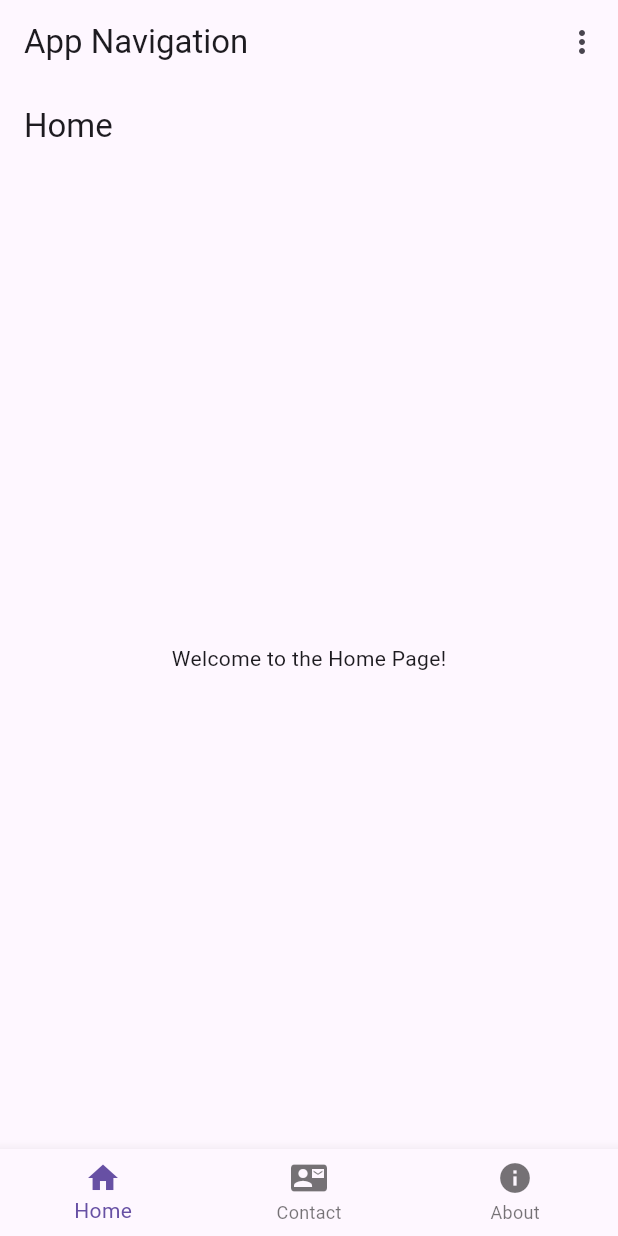
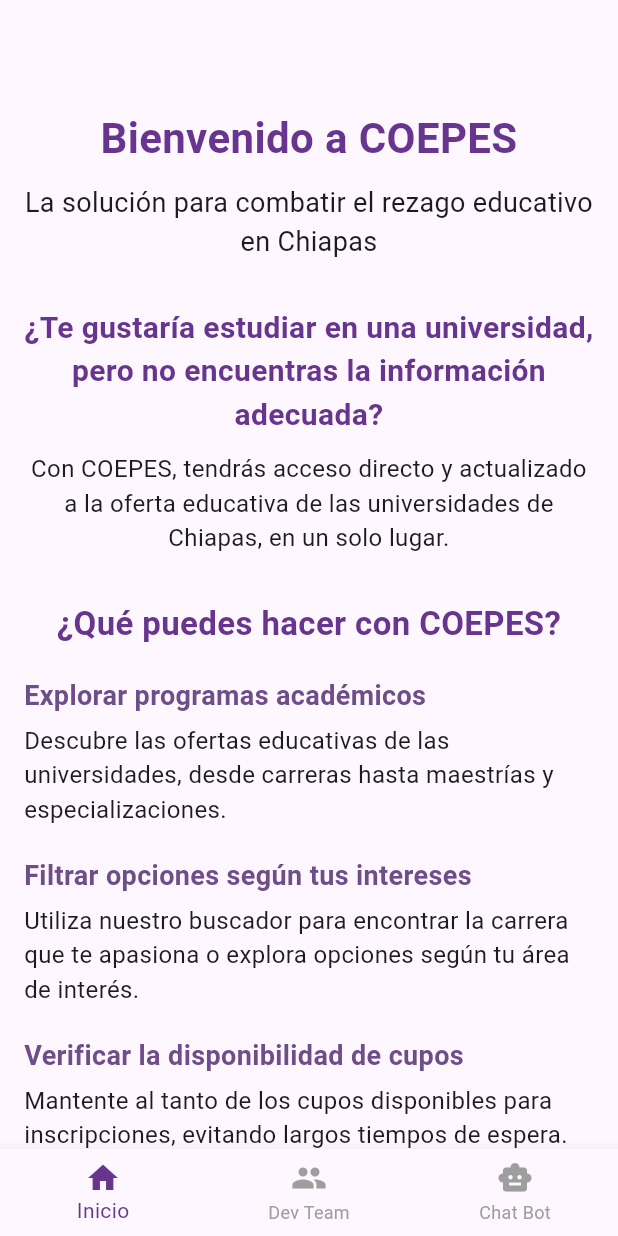
Before and after one commit to Darioantonio20/AppMovilCOEPES, a Flutter app: the screen it shows after launch, on a phone screen of 412 x 824 dp. Run offline on Flutter 3.47's test engine with Material 3 defaults, Android fonts, the light colour scheme and no system bars.

Commit message:
[ADD] style and skull 2 for the proyect

```diff
--- a/lib/main.dart
+++ b/lib/main.dart
@@ -1,7 +1,8 @@
 import 'package:flutter/material.dart';
-import 'screens/contact.dart';
+import 'screens/dev_team.dart';
 import 'screens/home.dart';
-import 'screens/about.dart';
+import 'screens/chat_bot.dart';
+import 'screens/logo_animation.dart';
 
 void main() {
   runApp(MyApp());
@@ -11,12 +12,15 @@ class MyApp extends StatelessWidget {
   @override
   Widget build(BuildContext context) {
     return MaterialApp(
-      home: MainScreen(),
+      home: LogoAnimation(),
       routes: {
-        '/contact': (context) => ContactScreen(),
+        '/main': (context) => MainScreen(),
+        '/contact': (context) => DevTeam(),
         '/home': (context) => HomeView(),
-        '/about': (context) => AboutView(),
+        '/chat_bot': (context) => ChatBotView(),
       },
+
+      debugShowCheckedModeBanner: false,
     );
   }
 }
@@ -30,8 +34,8 @@ class _MainScreenState extends State<MainScreen> {
   int _selectedIndex = 0;
   static List<Widget> _widgetOptions = <Widget>[
     HomeView(),
-    ContactScreen(),
-    AboutView(),
+    DevTeam(),
+    ChatBotView(),
   ];
 
   void _onItemTapped(int index) {
@@ -45,11 +49,11 @@ class _MainScreenState extends State<MainScreen> {
       case 'home':
         Navigator.pushNamed(context, '/home');
         break;
-      case 'contact':
-        Navigator.pushNamed(context, '/contact');
+      case 'chat_bot':
+        Navigator.pushNamed(context, '/chat_bot');
         break;
-      case 'about':
-        Navigator.pushNamed(context, '/about');
+      case 'dev_team':
+        Navigator.pushNamed(context, '/dev_team');
         break;
     }
   }
@@ -57,39 +61,34 @@ class _MainScreenState extends State<MainScreen> {
   @override
   Widget build(BuildContext context) {
     return Scaffold(
-      appBar: AppBar(
-        title: Text('App Navigation'),
-        actions: <Widget>[
-          PopupMenuButton<String>(
-            onSelected: _onMenuSelected,
-            itemBuilder: (BuildContext context) {
-              return {'home', 'contact', 'about'}.map((String choice) {
-                return PopupMenuItem<String>(
-                  value: choice,
-                  child: Text(choice == 'home' ? 'Home' : choice == 'contact' ? 'Contact' : 'About'),
-                );
-              }).toList();
-            },
-          ),
-        ],
+      appBar: PreferredSize(
+        preferredSize: Size.fromHeight(kToolbarHeight),
+        child: Container(
+          margin: EdgeInsets.only(top: 20.0),
+        ),
       ),
       body: _widgetOptions.elementAt(_selectedIndex),
       bottomNavigationBar: BottomNavigationBar(
         items: const <BottomNavigationBarItem>[
+
           BottomNavigationBarItem(
             icon: Icon(Icons.home),
-            label: 'Home',
+            label: 'Inicio',
           ),
           BottomNavigationBarItem(
-            icon: Icon(Icons.contact_mail),
-            label: 'Contact',
+            icon: Icon(Icons.group),
+            label: 'Dev Team',
           ),
           BottomNavigationBarItem(
-            icon: Icon(Icons.info),
-            label: 'About',
+            icon: Icon(
+              Icons.smart_toy,
+              ),
+            label: 'Chat Bot',
           ),
         ],
         currentIndex: _selectedIndex,
+        selectedItemColor: Color(0xFF67358E), // Color cuando está seleccionado
+        unselectedItemColor: Colors.grey,
         onTap: _onItemTapped,
       ),
     );
--- a/lib/screens/about.dart
+++ /dev/null
@@ -1,15 +0,0 @@
-import 'package:flutter/material.dart';
-
-class AboutView extends StatelessWidget {
-  @override
-  Widget build(BuildContext context) {
-    return Scaffold(
-      appBar: AppBar(
-        title: Text('About'),
-      ),
-      body: Center(
-        child: Text('This is the About Page!'),
-      ),
-    );
-  }
-}
--- a/lib/screens/home.dart
+++ b/lib/screens/home.dart
@@ -1,15 +1,156 @@
 import 'package:flutter/material.dart';
+import 'package:url_launcher/url_launcher.dart';
+class HomeView extends StatelessWidget {
+  const HomeView({Key? key}) : super(key: key);
 
-class HomeView extends StatelessWidget {
   @override
   Widget build(BuildContext context) {
     return Scaffold(
-      appBar: AppBar(
-        title: Text('Home'),
-      ),
-      body: Center(
-        child: Text('Welcome to the Home Page!'),
+      body: SingleChildScrollView(
+        child: Padding(
+          padding: const EdgeInsets.all(16.0),
+          child: Column(
+            crossAxisAlignment: CrossAxisAlignment.center,
+            children: [
+              Text(
+                'Bienvenido a COEPES',
+                style: TextStyle(
+                  fontSize: 28.0,
+                  fontWeight: FontWeight.bold,
+                   color: Color(0xFF67358E),
+                ),
+                textAlign: TextAlign.center,
+              ),
+              SizedBox(height: 10),
+              Text(
+                'La solución para combatir el rezago educativo en Chiapas',
+                style: TextStyle(fontSize: 18.0),
+                textAlign: TextAlign.center,
+              ),
+              SizedBox(height: 30),
+
+              // Information Section
+              Text(
+                '¿Te gustaría estudiar en una universidad, pero no encuentras la información adecuada?',
+                style: TextStyle(
+                  fontSize: 20.0,
+                  fontWeight: FontWeight.bold,
+                   color: Color(0xFF67358E),
+                ),
+                textAlign: TextAlign.center,
+              ),
+              SizedBox(height: 10),
+              Text(
+                'Con COEPES, tendrás acceso directo y actualizado a la oferta educativa de las universidades de Chiapas, en un solo lugar.',
+                style: TextStyle(fontSize: 16.0),
+                textAlign: TextAlign.center,
+              ),
+              SizedBox(height: 30),
+
+              // Features Section
+              Text(
+                '¿Qué puedes hacer con COEPES?',
+                style: TextStyle(
+                  fontSize: 22.0,
+                  fontWeight: FontWeight.bold,
+                   color: Color(0xFF67358E),
+                ),
+                textAlign: TextAlign.center,
+              ),
+              SizedBox(height: 20),
+              _buildFeatureItem('Explorar programas académicos', 'Descubre las ofertas educativas de las universidades, desde carreras hasta maestrías y especializaciones.'),
+              _buildFeatureItem('Filtrar opciones según tus intereses', 'Utiliza nuestro buscador para encontrar la carrera que te apasiona o explora opciones según tu área de interés.'),
+              _buildFeatureItem('Verificar la disponibilidad de cupos', 'Mantente al tanto de los cupos disponibles para inscripciones, evitando largos tiempos de espera.'),
+              _buildFeatureItem('Obtener información actualizada', 'Accede a detalles sobre costos, ubicaciones, requisitos de ingreso y mucho más.'),
+              _buildFeatureItem('Contacto directo con universidades', 'Consulta y comunícate con las universidades para resolver tus dudas sobre programas o procesos de inscripción.'),
+
+              SizedBox(height: 30),
+
+              // Universities Section
+              Text(
+                'Para las Universidades',
+                style: TextStyle(
+                  fontSize: 22.0,
+                  fontWeight: FontWeight.bold,
+                  color: Color(0xFF67358E),
+                ),
+                textAlign: TextAlign.center,
+              ),
+              SizedBox(height: 10),
+              Text(
+                'COEPES también permite a las universidades actualizar su oferta educativa en tiempo real, asegurando que los estudiantes obtengan siempre información precisa y actualizada.',
+                style: TextStyle(fontSize: 16.0),
+                textAlign: TextAlign.center,
+              ),
+              SizedBox(height: 30),
+              Image.asset(
+                  'assets/images/bannercoepescatalogo.jpg',
+                  fit: BoxFit.cover,
+                ),
+              SizedBox(height: 20),
+              Text(
+                '¡Únete a COEPES y comienza tu camino hacia la educación superior hoy mismo!',
+                style: TextStyle(
+                  fontSize: 20.0,
+                  fontWeight: FontWeight.bold,
+                   color: Color(0xFF67358E),
+                ),
+                textAlign: TextAlign.center,
+              ),
+              SizedBox(height: 20),
+
+              ElevatedButton(
+                onPressed: _launchURL,
+                child: Text(
+                  'Empezar Ahora',
+                  style: TextStyle(
+                    color: Colors.white,
+                  ),
+                ),
+                style: ElevatedButton.styleFrom(
+                  backgroundColor: Color(0xFF67358E),
+                  padding: EdgeInsets.symmetric(horizontal: 50, vertical: 15),
+                  textStyle: TextStyle(
+                    fontSize: 18,
+                    fontWeight: FontWeight.bold,
+                  ),
+                ),
+              ),
+            ],
+          ),
+        ),
       ),
     );
   }
+
+  void _launchURL() async {
+    const url = 'https://drive.google.com/file/d/1CU5aue68TE7lqILmxUtkDkBh7101u4Pv/view?usp=sharing';
+    if (await canLaunch(url)) {
+      await launch(url);
+    } else {
+      throw 'No se pudo lanzar $url';
+    }
+  }
+
+  Widget _buildFeatureItem(String title, String description) {
+    return Column(
+      crossAxisAlignment: CrossAxisAlignment.start,
+      children: [
+        Text(
+          title,
+          style: TextStyle(
+            fontSize: 18.0,
+            fontWeight: FontWeight.bold,
+             color: Color.fromARGB(255, 111, 77, 136),
+          ),
+        ),
+        SizedBox(height: 5),
+        Text(
+          description,
+          style: TextStyle(fontSize: 16.0),
+        ),
+        SizedBox(height: 20),
+      ],
+    );
+  }
 }
--- a/pubspec.yaml
+++ b/pubspec.yaml
@@ -8,7 +8,7 @@ environment:
 dependencies:
   flutter:
     sdk: flutter
-
+  url_launcher: ^6.3.0
   cupertino_icons: ^1.0.8
 
 dev_dependencies:
@@ -22,4 +22,7 @@ flutter:
     - assets/images/imgUligami.png
     - assets/images/imgLuis.png
     - assets/images/imgDarinel.png
+    - assets/images/logoCoepes.png
+    - assets/images/bannercoepescatalogo.jpg
+
   uses-material-design: true
```
Also changed, not shown: lib/screens/chat_bot.dart (added, +80 -0 lines), lib/screens/contact.dart (deleted, +0 -40 lines), lib/screens/dev_team.dart (added, +130 -0 lines), lib/screens/logo_animation.dart (added, +47 -0 lines), assets/images/bannercoepescatalogo.jpg (added), assets/images/logoCoepes.png (added), pubspec.lock, 16 other files.
